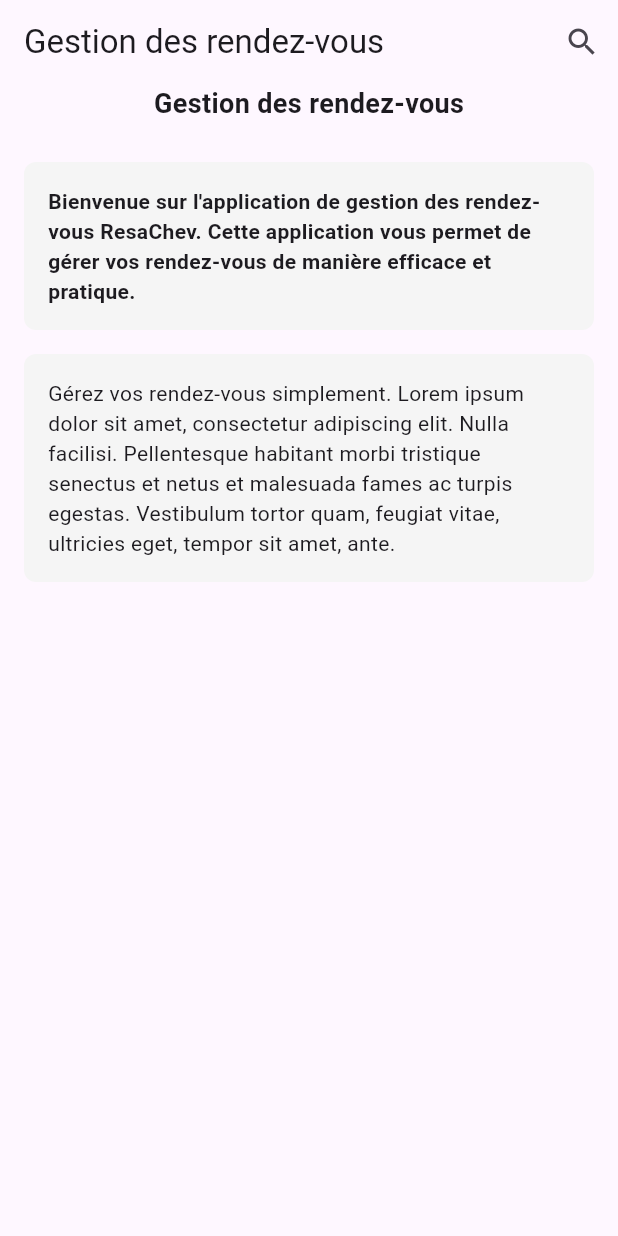
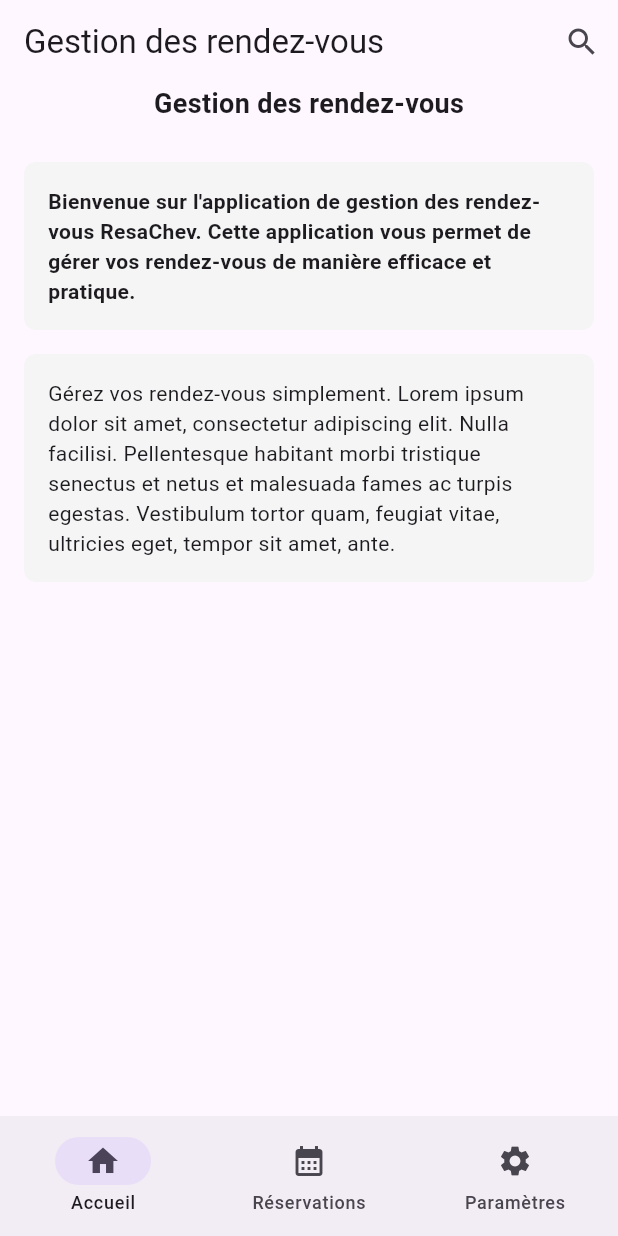
Before and after one commit to Alexkadere/tp2_flutter, a Flutter app: the screen it shows after launch, on a phone screen of 412 x 824 dp. Run offline on Flutter 3.47's test engine with Material 3 defaults, Android fonts, the light colour scheme and no system bars.

Commit message:
start part 3

```diff
--- a/lib/screens/affichage.dart
+++ b/lib/screens/affichage.dart
@@ -1,6 +1,9 @@
 import 'package:flutter/material.dart';
 import 'package:resachev_client/widgets/Appbar.dart';
+
 import 'main_app/accueil_app.dart';
+
+import 'package:resachev_client/widgets/bottom_bar.dart';
 
 class PagelogP extends StatefulWidget {
   const PagelogP({super.key});
@@ -10,7 +13,6 @@
 }
 
 class _PagelogPState extends State<PagelogP> {
-
   int currentPageIndex = 0;
   Widget? currentBody;
 
@@ -30,9 +32,19 @@
   Widget build(BuildContext context) {
     return Scaffold(
       appBar: AppBar_P(title: 'Gestion des rendez-vous'),
+      bottomNavigationBar: BottomNavBar(
+        currentIndex: currentPageIndex,
+        onDestinationSelected: (index) {
+          setState(() {
+            currentPageIndex = index;
+          });
+        },
+      ),
 
       body: SafeArea(
-        child: currentBody ?? const Center(child: Text('Aucune page sélectionnée')),
+        child:
+            currentBody ??
+            const Center(child: Text('Aucune page sélectionnée')),
       ),
     );
   }
--- /dev/null
+++ b/lib/widgets/bottom_bar.dart
@@ -0,0 +1,27 @@
+import 'package:flutter/material.dart';
+
+class BottomNavBar extends StatelessWidget {
+  final int currentIndex;
+  final Function(int) onDestinationSelected;
+  const BottomNavBar({
+    super.key,
+    required this.currentIndex,
+    required this.onDestinationSelected,
+  });
+
+  @override
+  Widget build(BuildContext context) {
+    return NavigationBar(
+      selectedIndex: currentIndex,
+      onDestinationSelected: onDestinationSelected,
+      destinations: const [
+        NavigationDestination(icon: Icon(Icons.home), label: 'Accueil'),
+        NavigationDestination(
+          icon: Icon(Icons.calendar_month),
+          label: 'Réservations',
+        ),
+        NavigationDestination(icon: Icon(Icons.settings), label: 'Paramètres'),
+      ],
+    );
+  }
+}
```
